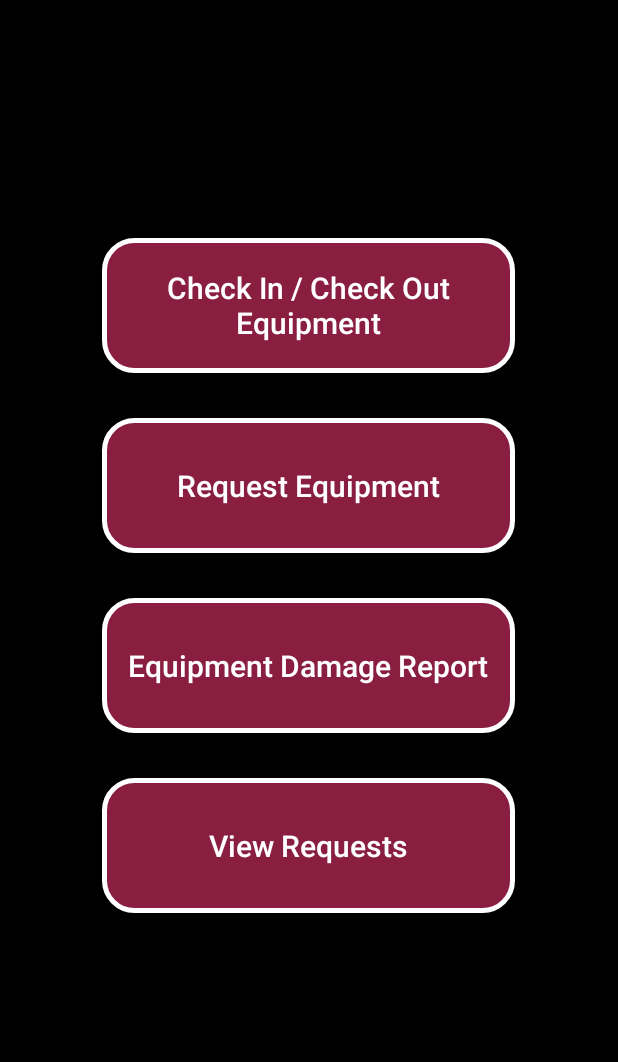
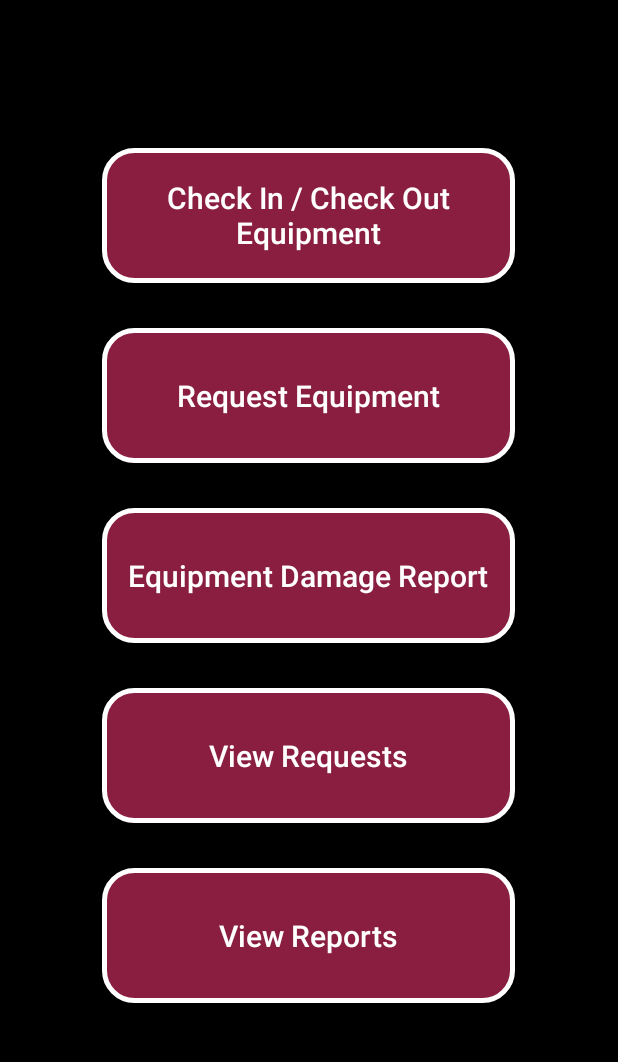
Before and after one commit to chrsrck/GameOn, an Android app: the screen it shows after launch (HomeActivity), after a tap on "Login", on a phone screen of 412 x 824 dp, the part 84-1146 px from its top. Run offline under Robolectric (Android 15) with nearby library versions, the phone set to English and light mode, and no system bars; our stand-ins replace Picasso; pictures from the network do not load.

Commit message:
Partially implemented the demo

```diff
--- a/app/src/main/AndroidManifest.xml
+++ b/app/src/main/AndroidManifest.xml
@@ -19,13 +19,17 @@
 
         <activity android:name=".HomeActivity"
             android:windowSoftInputMode="stateHidden" />
+        <activity android:name=".ChooseSportActivity"
+            android:windowSoftInputMode="stateHidden" />
+        <activity android:name=".ViewReports"
+            android:windowSoftInputMode="stateHidden" />
         <activity android:name=".CheckActivity"
             android:windowSoftInputMode="stateHidden" />
         <activity android:name=".DamageActivity"
             android:windowSoftInputMode="stateHidden"/>
         <activity android:name=".RequestActivity"
             android:windowSoftInputMode="stateHidden"/>
-        <activity android:name=".OptionsActivity"
+        <activity android:name=".ViewRequests"
             android:windowSoftInputMode="stateHidden"/>
 
         <service
--- a/app/src/main/java/com/chrsrck/gameon/HomeActivity.java
+++ b/app/src/main/java/com/chrsrck/gameon/HomeActivity.java
@@ -11,29 +11,30 @@ public class HomeActivity extends AppCompatActivity implements View.OnClickListe
     Button check;
     Button request;
     Button damage;
-    Button options;
+    Button viewrequests;
+    Button viewreports;
 
     @Override
     protected void onCreate(Bundle savedInstanceState) {
         super.onCreate(savedInstanceState);
         setContentView(R.layout.activity_home);
-        Intent intent = getIntent();
-        String email = intent.getStringExtra(MainActivity.USERNAME);
-        String password = intent.getStringExtra(MainActivity.PASSWORD);
         check = findViewById(R.id.Check);
         request = findViewById(R.id.Request);
         damage = findViewById(R.id.Damage);
-        options = findViewById(R.id.Options);
+        viewrequests = findViewById(R.id.ViewRequest);
+        viewreports = findViewById(R.id.ViewReport);
         check.setOnClickListener(this);
         request.setOnClickListener(this);
         damage.setOnClickListener(this);
-        options.setOnClickListener(this);
+        viewreports.setOnClickListener(this);
+        viewrequests.setOnClickListener(this);
 
-        if (email.equals("1")) {
+        if (MainActivity.username.equals("1")) {
             check.setVisibility(View.GONE);
             damage.setVisibility(View.GONE);
+            viewreports.setVisibility(View.GONE);
         }
-        else if (email.equals("2")) {
+        else if (MainActivity.username.equals("2")) {
             request.setVisibility(View.GONE);
         }
     }
@@ -50,13 +51,16 @@ public class HomeActivity extends AppCompatActivity implements View.OnClickListe
             intent = new Intent(this, CheckActivity.class);
         }
         else if (view.getId() == request.getId()) {
-            intent = new Intent(this, RequestActivity.class);
+            intent = new Intent(this, ChooseSportActivity.class);
         }
         else if (view.getId() == damage.getId()) {
             intent = new Intent(this, DamageActivity.class);
         }
+        else if (view.getId() == viewrequests.getId()) {
+            intent = new Intent(this, ViewRequests.class);
+        }
         else {
-            intent = new Intent(this, OptionsActivity.class);
+            intent = new Intent(this, ViewReports.class);
         }
         startActivity(intent);
     }
--- a/app/src/main/java/com/chrsrck/gameon/MainActivity.java
+++ b/app/src/main/java/com/chrsrck/gameon/MainActivity.java
@@ -17,8 +17,10 @@ public class MainActivity extends AppCompatActivity implements View.OnClickListe
     EditText pw;
     Button login;
     ImageView icon;
-    public static final String USERNAME = "name";
-    public static final String PASSWORD = "pw";
+    public static String username;
+    public static String password;
+    public static int RequestMade = 0;
+    public static int DeleteMade = 0;
 
     @Override
     protected void onCreate(Bundle savedInstanceState) {
@@ -44,11 +46,9 @@ public class MainActivity extends AppCompatActivity implements View.OnClickListe
     @Override
     public void onClick(View view) {
         if (view.getId() == login.getId()) {
-            String emailText = email.getText().toString().trim();
-            String pwText = pw.getText().toString().trim();
+            username = email.getText().toString().trim();
+            password = pw.getText().toString().trim();
             Intent intent = new Intent(this, HomeActivity.class);
-            intent.putExtra(USERNAME, emailText);
-            intent.putExtra(PASSWORD, pwText);
             startActivity(intent);
         }
     }
--- a/app/src/main/res/layout/activity_home.xml
+++ b/app/src/main/res/layout/activity_home.xml
@@ -13,6 +13,9 @@
             android:layout_centerHorizontal="true"
             android:gravity="center_vertical|center_horizontal">
 
+            <ScrollView
+                android:layout_width="match_parent"
+                android:layout_height="wrap_content">
                 <LinearLayout
                     android:layout_width="match_parent"
                     android:layout_height="wrap_content"
@@ -26,6 +29,7 @@
                         android:text="@string/check_in_out_button"
                         android:textAllCaps="false"
                         android:textSize="20dp"
+                        android:layout_marginTop="30dp"
                         android:layout_marginBottom="30dp"
                         android:textColor="#FFFFFF"
                         android:background="@drawable/button_border"/>
@@ -55,17 +59,31 @@
                         android:background="@drawable/button_border"/>
 
                     <Button
-                    android:id="@+id/Options"
+                        android:id="@+id/ViewRequest"
                         android:layout_width="275dp"
                         android:layout_height="90dp"
                         android:layout_gravity="center"
                         android:textAllCaps="false"
                         android:text="@string/review_button"
                         android:textSize="20dp"
+                        android:layout_marginBottom="30dp"
+                        android:textColor="#FFFFFF"
+                        android:background="@drawable/button_border"/>
+
+                    <Button
+                        android:id="@+id/ViewReport"
+                        android:layout_width="275dp"
+                        android:layout_height="90dp"
+                        android:layout_gravity="center"
+                        android:textAllCaps="false"
+                        android:text="View Reports"
+                        android:textSize="20dp"
+                        android:layout_marginBottom="30dp"
                         android:textColor="#FFFFFF"
                         android:background="@drawable/button_border"/>
 
                 </LinearLayout>
+            </ScrollView>
 
         </RelativeLayout>
 </android.support.constraint.ConstraintLayout>
```
Also changed, not shown: app/src/main/java/com/chrsrck/gameon/CheckActivity.java (+19 -1 lines), app/src/main/java/com/chrsrck/gameon/DamageActivity.java (+30 -1 lines), app/src/main/java/com/chrsrck/gameon/OptionsActivity.java (deleted, +0 -13 lines), app/src/main/java/com/chrsrck/gameon/RequestActivity.java (+46 -10 lines), app/src/main/java/com/chrsrck/gameon/ViewRequests.java (added, +61 -0 lines), app/src/main/res/layout/activity_options.xml (deleted, +0 -22 lines), app/src/main/res/layout/activity_request.xml (+4 -3 lines), app/src/main/res/layout/activity_view_requests.xml (added, +36 -0 lines). Lines whose indentation alone changed are shown as unchanged.
